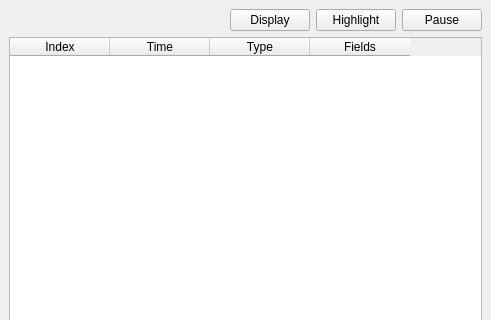
radupaul/profitpy, file branches/0.2/profit/widgets/ui_messagedisplay.ui: the form before one commit; both pictures show x 0 to 491 and y 0 to 320 of the 491 by 464 pixel window.
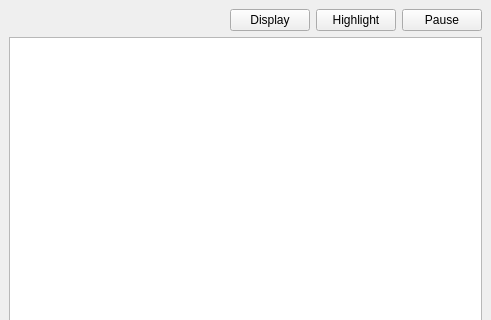
The form after the commit. Icons and pictures are not drawn. Custom widgets are drawn as their Qt base class.

Commit message: Changed message display to treeview and tablemodel.

Patch:
```diff
--- a/branches/0.2/profit/widgets/ui_messagedisplay.ui
+++ b/branches/0.2/profit/widgets/ui_messagedisplay.ui
@@ -82,7 +82,7 @@
     </layout>
    </item>
    <item>
-    <widget class="LocalTable" name="messageTable" >
+    <widget class="QTableView" name="messageTable" >
      <property name="alternatingRowColors" >
       <bool>true</bool>
      </property>
@@ -95,26 +95,6 @@
      <property name="gridStyle" >
       <enum>Qt::DotLine</enum>
      </property>
-     <column>
-      <property name="text" >
-       <string>Index</string>
-      </property>
-     </column>
-     <column>
-      <property name="text" >
-       <string>Time</string>
-      </property>
-     </column>
-     <column>
-      <property name="text" >
-       <string>Type</string>
-      </property>
-     </column>
-     <column>
-      <property name="text" >
-       <string>Fields</string>
-      </property>
-     </column>
     </widget>
    </item>
   </layout>
@@ -125,11 +105,6 @@
    <extends>QWidget</extends>
    <header>searchbar.h</header>
   </customwidget>
-  <customwidget>
-   <class>LocalTable</class>
-   <extends>QTableWidget</extends>
-   <header>localtable.h</header>
-  </customwidget>
  </customwidgets>
  <resources>
   <include location="profit.qrc" />
```
The commit also changes 5 other files.
